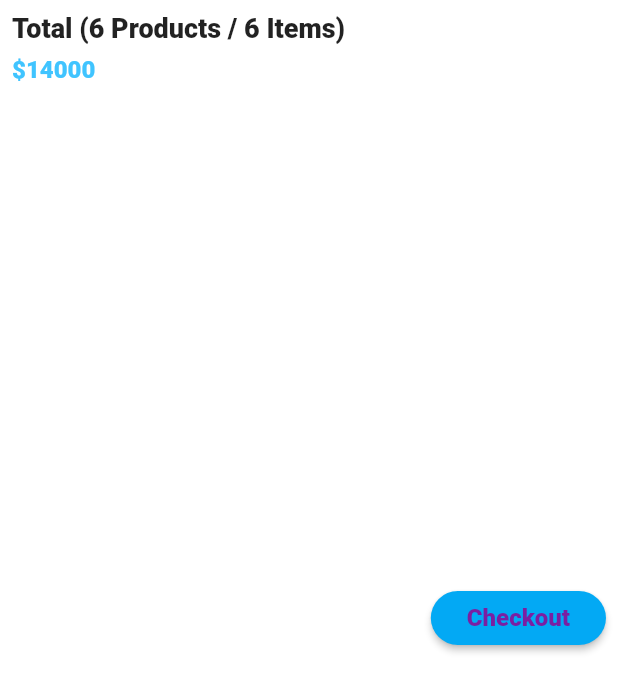
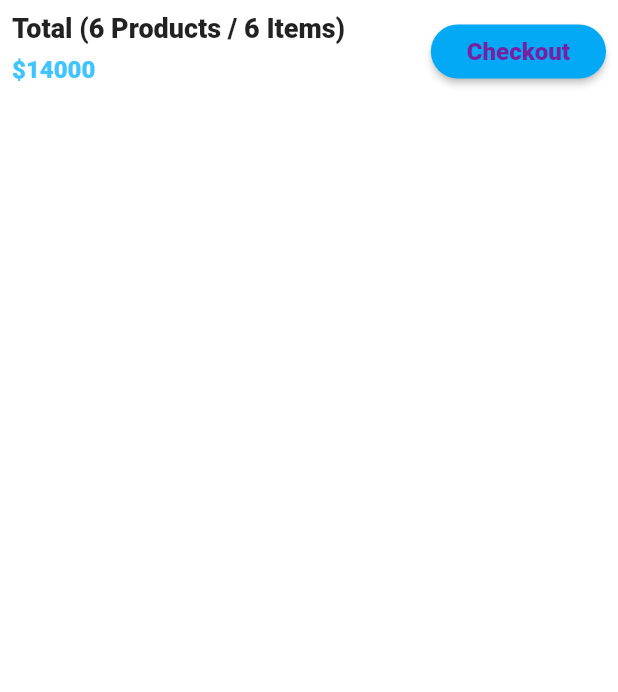
Before and after one commit to Taku-Android/ShopSmart, a Flutter app: the BottomCheckout widget shown alone on an empty page, opened directly, on a phone screen of 412 x 824 dp. Shown: the top 692 px of the screen. Run offline on Flutter 3.47's test engine with Material 2 defaults, Android fonts, the phone set to English and light mode, and no system bars; our stand-ins replace fancy_shimmer_image, flutter_bloc, flutter_iconly, go_router, shared_preferences; accounts and stored records are empty; network calls fail.

Commit message:
update the bottom_checkout.dart is in the scaffold bottom sheet give him size and make a padding to same size

```diff
--- a/lib/features/cart/persentation/widgets/bottom_checkout.dart
+++ b/lib/features/cart/persentation/widgets/bottom_checkout.dart
@@ -1,13 +1,18 @@
 import 'package:flutter/material.dart';
 import 'package:shop_smart/core/utils/global_widgets/custom_button.dart';
 import 'package:shop_smart/core/utils/styles.dart';
+
 
 class BottomCheckout extends StatelessWidget {
   const BottomCheckout({super.key});
 
   @override
   Widget build(BuildContext context) {
-    return Padding(
+    Size size = MediaQuery.of(context).size ;
+    return Container(
+      color: Theme.of(context).scaffoldBackgroundColor,
+      height: size.height / 12  ,
+      child: Padding(
         padding: const EdgeInsets.all(8.0),
         child: Row(
           children: [
@@ -33,6 +38,7 @@ class BottomCheckout extends StatelessWidget {
             CustomButton(onPressed: (){}, title: 'Checkout')
           ],
         ),
+      ),
     );
   }
 }
```
Also changed, not shown: lib/features/cart/persentation/screens/cart_screen.dart (+4 -3 lines), lib/features/cart/persentation/widgets/cart_body.dart (+22 -11 lines). Lines whose indentation alone changed are shown as unchanged.
